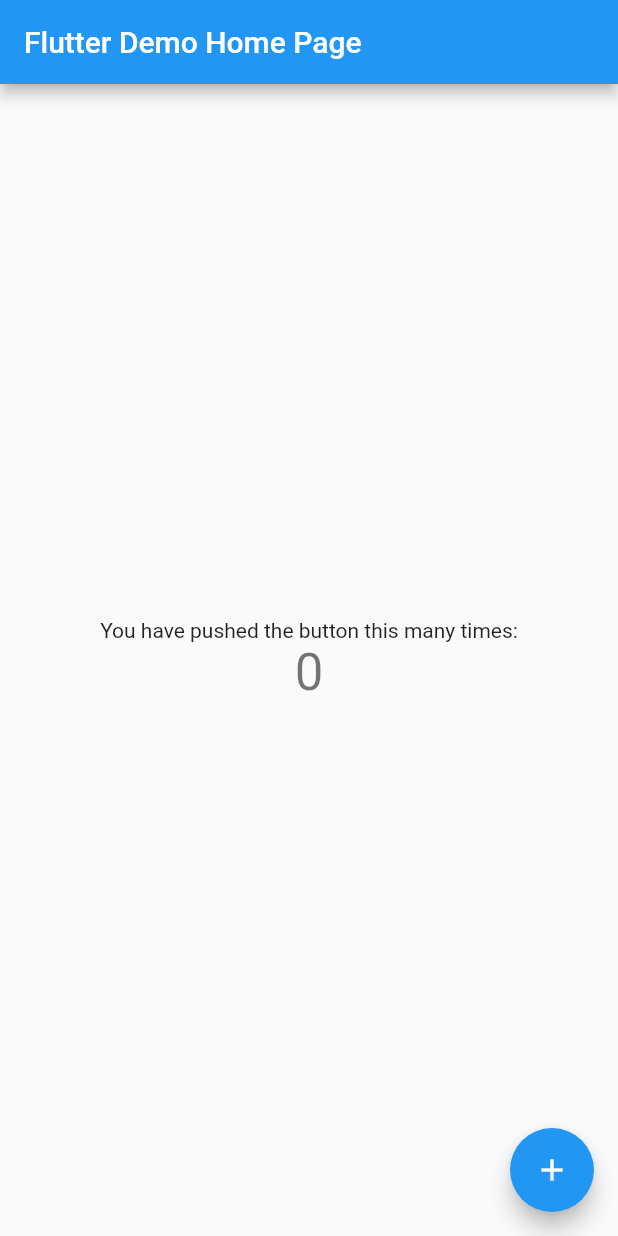
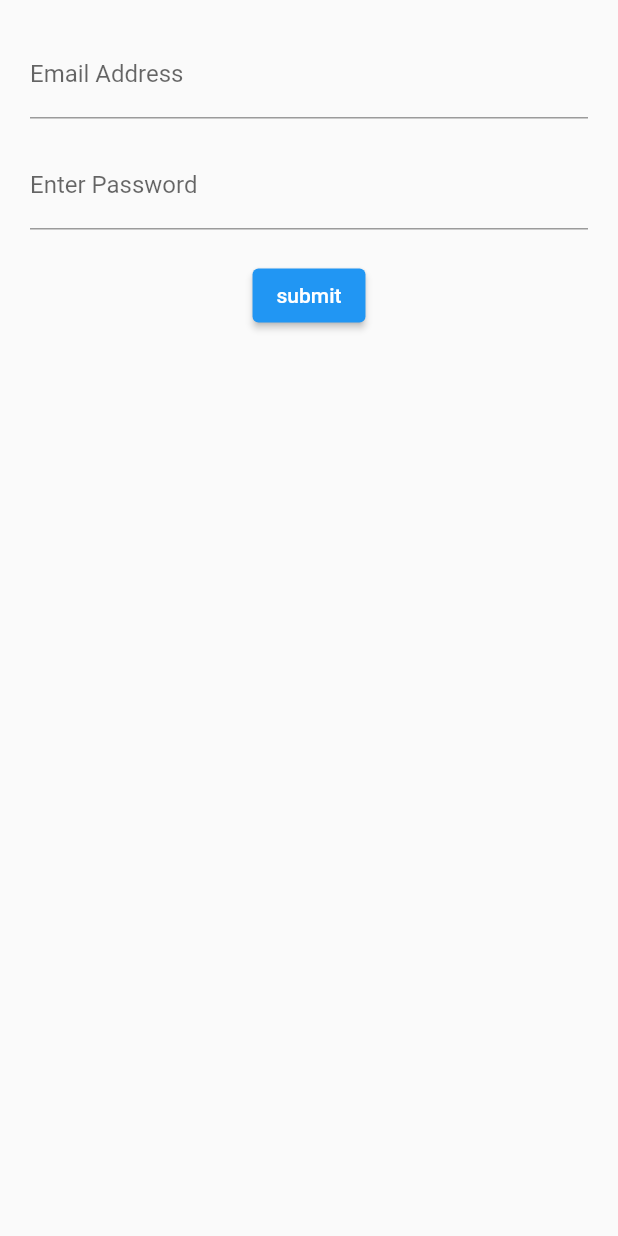
Before and after one commit to 62theories/udemy_flutter, a Flutter app: the screen it shows after launch, on a phone screen of 412 x 824 dp. Run offline on Flutter 3.47's test engine with Material 2 defaults, Android fonts, the light colour scheme and no system bars.

Commit message:
มีการใช้ globalkey, mixin และมีการ validate form + submit ต่อไปน่าจะลบออก แล้วไปใช้ bloc แทน

```diff
--- a/udemy2/lib/main.dart
+++ b/udemy2/lib/main.dart
@@ -1,113 +1,6 @@
 import 'package:flutter/material.dart';
+import './src/app.dart';
 
 void main() {
-  runApp(MyApp());
+  runApp(App());
 }
-
-class MyApp extends StatelessWidget {
-  // This widget is the root of your application.
-  @override
-  Widget build(BuildContext context) {
-    return MaterialApp(
-      title: 'Flutter Demo',
-      theme: ThemeData(
-        // This is the theme of your application.
-        //
-        // Try running your application with "flutter run". You'll see the
-        // application has a blue toolbar. Then, without quitting the app, try
-        // changing the primarySwatch below to Colors.green and then invoke
-        // "hot reload" (press "r" in the console where you ran "flutter run",
-        // or simply save your changes to "hot reload" in a Flutter IDE).
-        // Notice that the counter didn't reset back to zero; the application
-        // is not restarted.
-        primarySwatch: Colors.blue,
-      ),
-      home: MyHomePage(title: 'Flutter Demo Home Page'),
-    );
-  }
-}
-
-class MyHomePage extends StatefulWidget {
-  MyHomePage({Key key, this.title}) : super(key: key);
-
-  // This widget is the home page of your application. It is stateful, meaning
-  // that it has a State object (defined below) that contains fields that affect
-  // how it looks.
-
-  // This class is the configuration for the state. It holds the values (in this
-  // case the title) provided by the parent (in this case the App widget) and
-  // used by the build method of the State. Fields in a Widget subclass are
-  // always marked "final".
-
-  final String title;
-
-  @override
-  _MyHomePageState createState() => _MyHomePageState();
-}
-
-class _MyHomePageState extends State<MyHomePage> {
-  int _counter = 0;
-
-  void _incrementCounter() {
-    setState(() {
-      // This call to setState tells the Flutter framework that something has
-      // changed in this State, which causes it to rerun the build method below
-      // so that the display can reflect the updated values. If we changed
-      // _counter without calling setState(), then the build method would not be
-      // called again, and so nothing would appear to happen.
-      _counter++;
-    });
-  }
-
-  @override
-  Widget build(BuildContext context) {
-    // This method is rerun every time setState is called, for instance as done
-    // by the _incrementCounter method above.
-    //
-    // The Flutter framework has been optimized to make rerunning build methods
-    // fast, so that you can just rebuild anything that needs updating rather
-    // than having to individually change instances of widgets.
-    return Scaffold(
-      appBar: AppBar(
-        // Here we take the value from the MyHomePage object that was created by
-        // the App.build method, and use it to set our appbar title.
-        title: Text(widget.title),
-      ),
-      body: Center(
-        // Center is a layout widget. It takes a single child and positions it
-        // in the middle of the parent.
-        child: Column(
-          // Column is also a layout widget. It takes a list of children and
-          // arranges them vertically. By default, it sizes itself to fit its
-          // children horizontally, and tries to be as tall as its parent.
-          //
-          // Invoke "debug painting" (press "p" in the console, choose the
-          // "Toggle Debug Paint" action from the Flutter Inspector in Android
-          // Studio, or the "Toggle Debug Paint" command in Visual Studio Code)
-          // to see the wireframe for each widget.
-          //
-          // Column has various properties to control how it sizes itself and
-          // how it positions its children. Here we use mainAxisAlignment to
-          // center the children vertically; the main axis here is the vertical
-          // axis because Columns are vertical (the cross axis would be
-          // horizontal).
-          mainAxisAlignment: MainAxisAlignment.center,
-          children: <Widget>[
-            Text(
-              'You have pushed the button this many times:',
-            ),
-            Text(
-              '$_counter',
-              style: Theme.of(context).textTheme.headline4,
-            ),
-          ],
-        ),
-      ),
-      floatingActionButton: FloatingActionButton(
-        onPressed: _incrementCounter,
-        tooltip: 'Increment',
-        child: Icon(Icons.add),
-      ), // This trailing comma makes auto-formatting nicer for build methods.
-    );
-  }
-}
--- /dev/null
+++ b/udemy2/lib/src/app.dart
@@ -0,0 +1,15 @@
+import 'package:flutter/material.dart';
+import './screens/login_screen.dart';
+
+class App extends StatelessWidget {
+  @override
+  Widget build(BuildContext context) {
+    // TODO: implement build
+    return MaterialApp(
+      title: 'let me in',
+      home: Scaffold(
+        body: LoginScreen(),
+      ),
+    );
+  }
+}
--- /dev/null
+++ b/udemy2/lib/src/mixins/validation_mixin.dart
@@ -0,0 +1,17 @@
+class ValidationMixin {
+  String validateEmail(String value) {
+    if (!value.contains('@')) {
+      return 'Please enter a valid email';
+    } else {
+      return null;
+    }
+  }
+
+  String validatePassword(String value) {
+    if (value.length < 4) {
+      return 'Password must be at least 4 characters';
+    } else {
+      return null;
+    }
+  }
+}
--- /dev/null
+++ b/udemy2/lib/src/screens/login_screen.dart
@@ -0,0 +1,76 @@
+import 'package:flutter/material.dart';
+import '../mixins/validation_mixin.dart';
+
+class LoginScreen extends StatefulWidget {
+  @override
+  State<StatefulWidget> createState() {
+    return LoginScreenState();
+  }
+}
+
+class LoginScreenState extends State<LoginScreen> with ValidationMixin {
+  final formKey = GlobalKey<FormState>();
+  String email = '';
+  String password = '';
+  Widget build(BuildContext context) {
+    return Container(
+      margin: EdgeInsets.all(20),
+      child: Form(
+        key: formKey,
+        child: Column(
+          children: [
+            emailField(),
+            Container(
+              margin: EdgeInsets.only(bottom: 15),
+            ),
+            passwordField(),
+            Container(
+              margin: EdgeInsets.only(bottom: 20),
+            ),
+            submitButton(),
+          ],
+        ),
+      ),
+    );
+  }
+
+  Widget emailField() {
+    return TextFormField(
+      decoration: InputDecoration(
+        labelText: 'Email Address',
+        hintText: 'you@example.com',
+      ),
+      keyboardType: TextInputType.emailAddress,
+      validator: validateEmail,
+      onSaved: (String value) {
+        email = value;
+      },
+    );
+  }
+
+  Widget passwordField() {
+    return TextFormField(
+      obscureText: false,
+      decoration: InputDecoration(
+        labelText: 'Enter Password',
+        hintText: 'Password',
+      ),
+      validator: validatePassword,
+      onSaved: (String value) {
+        password = value;
+      },
+    );
+  }
+
+  Widget submitButton() {
+    return ElevatedButton(
+      onPressed: () {
+        if (formKey.currentState.validate()) {
+          formKey.currentState.save();
+          print('email is $email password is $password');
+        }
+      },
+      child: Text('submit'),
+    );
+  }
+}
```
